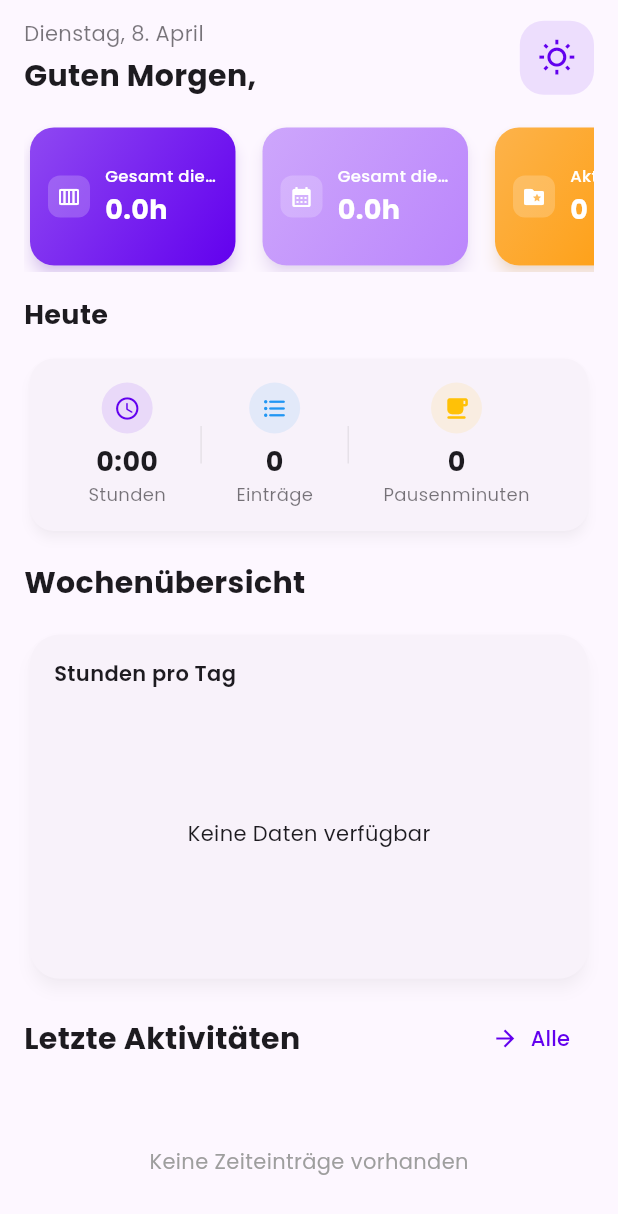
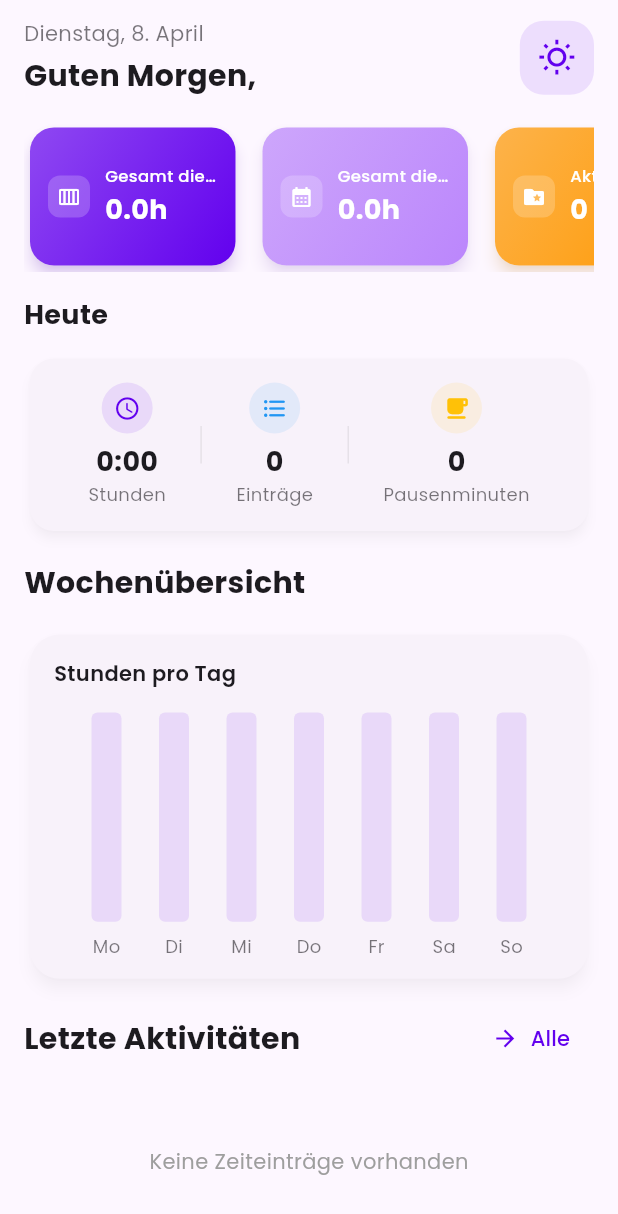
Before and after one commit to TechLogia-de/TimeTrackerApp, a Flutter app: the DashboardScreen screen opened directly with empty values, on a phone screen of 412 x 824 dp. Shown: the top 1214 px of the screen. Run offline on Flutter 3.47's test engine with Material 3 defaults, Android fonts, the phone set to English and light mode, and no system bars; drawn by our look-alikes of fl_chart, flutter_animate; our stand-ins replace animated_text_kit, badges, cloud_firestore, easy_localization, firebase_auth, firebase_core and 7 more; missing offline and left inert: firebase_app_check, timetrackerapp; accounts and stored records are empty.

Commit message:
README aktualisiert: Technologien und Versionen hinzugefügt. DashboardScreen optimiert, um die Anzeige von Arbeitsstunden zu verbessern. Datei 'WICHTIG_EDITIEREN_SIE_DIE_DATEI_MANUELL.txt' entfernt, da die Anweisungen nicht mehr benötigt werden.

```diff
--- a/WICHTIG_EDITIEREN_SIE_DIE_DATEI_MANUELL.txt
+++ /dev/null
@@ -1 +0,0 @@
-Hier sollten Sie die lib/screens/orders_screen.dart Datei in einem Texteditor öffnen und den Bereich um Zeile 1855 manuell korrigieren. Der Fehler liegt in der Struktur der verschachtelten try-catch-Blöcke, die nicht richtig geschlossen sind.
--- a/lib/screens/dashboard_screen.dart
+++ b/lib/screens/dashboard_screen.dart
@@ -762,9 +762,7 @@ class _DashboardScreenState extends State<DashboardScreen> with TickerProviderSt
                   ),
                   const SizedBox(height: 16),
                   Expanded(
-                    child: _weekHours.isEmpty || _weekHours.every((hour) => hour == 0)
-                      ? Center(child: Text('Keine Daten verfügbar'))
-                      : BarChart(
+                    child: BarChart(
                       BarChartData(
                         titlesData: FlTitlesData(
                           leftTitles: AxisTitles(
```
Also changed, not shown: 1 other file. Lines whose indentation alone changed are shown as unchanged.
